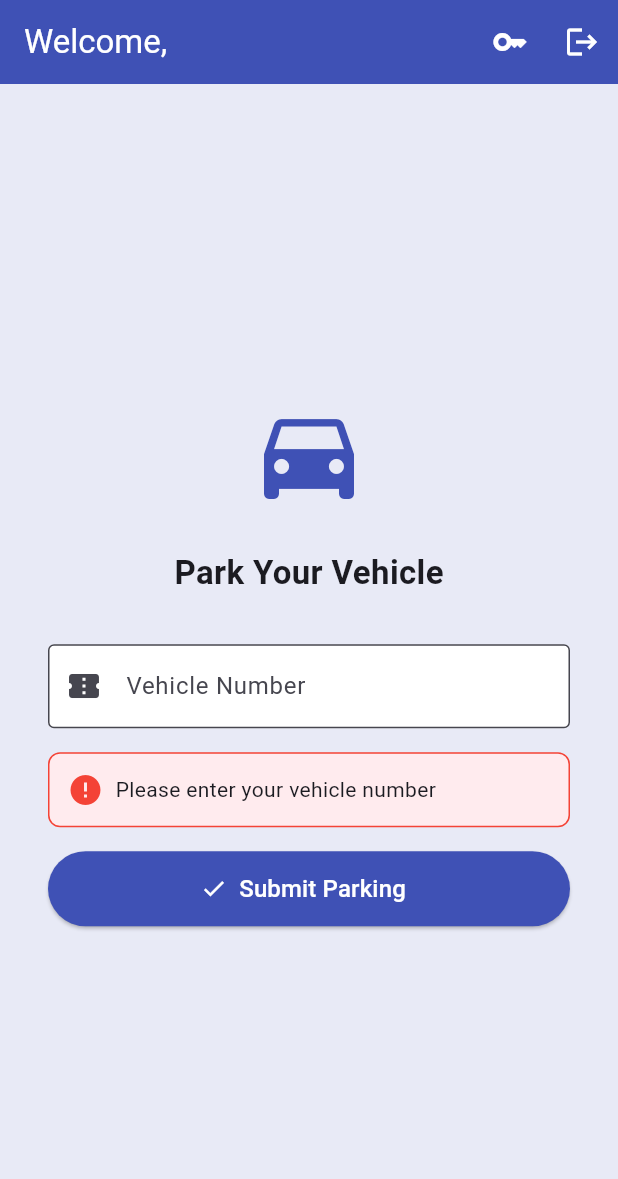
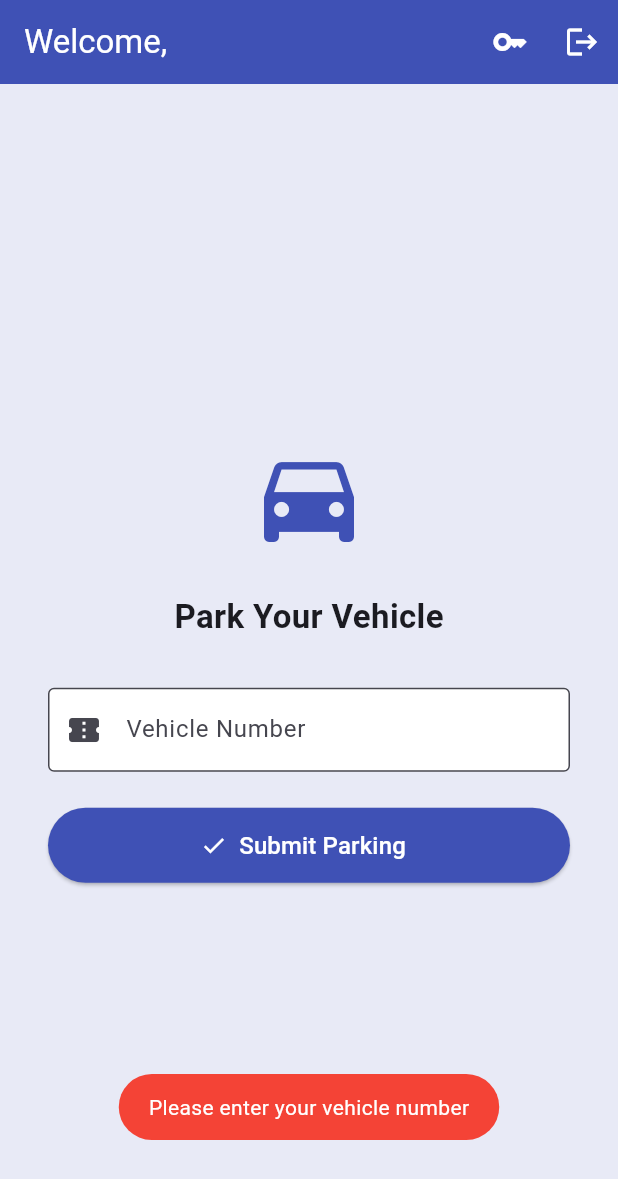
Before and after one commit to thirunavukkarasuthangaraj/mavens-park, a Flutter app: the EmployeeScreen screen opened directly with empty values, after a tap on "Submit Parking", on a phone screen of 412 x 824 dp. Shown: the top 1179 px of the screen. Run offline on Flutter 3.47's test engine with Material 3 defaults, Android fonts, the phone set to English and light mode, and no system bars; our stand-ins replace fluttertoast; network calls fail.

Commit message:
Add toast messages, crash-safe APIs, employee code login

```diff
--- a/flutter_app/lib/screens/employee_screen.dart
+++ b/flutter_app/lib/screens/employee_screen.dart
@@ -1,5 +1,6 @@
 import 'package:flutter/material.dart';
 import '../api_service.dart';
+import '../utils/toast.dart';
 import 'login_screen.dart';
 import 'change_password_screen.dart';
 
@@ -14,29 +15,25 @@ class EmployeeScreen extends StatefulWidget {
 class _EmployeeScreenState extends State<EmployeeScreen> {
   final _vehicleCtrl = TextEditingController();
   bool _loading      = false;
-  String _message    = '';
-  bool _success      = false;
 
   Future<void> _park() async {
     final vehicleNo = _vehicleCtrl.text.trim().toUpperCase();
     if (vehicleNo.isEmpty) {
-      setState(() { _message = 'Please enter your vehicle number'; _success = false; });
+      showError('Please enter your vehicle number');
       return;
     }
 
-    setState(() { _loading = true; _message = ''; });
+    setState(() => _loading = true);
 
-    try {
-      final result = await ApiService.parkVehicle(widget.userName, vehicleNo);
-      setState(() {
-        _success = result['success'] == true;
-        _message = result['message'] ?? 'Something went wrong';
-      });
-      if (_success) _vehicleCtrl.clear();
-    } catch (_) {
-      setState(() { _message = 'Connection error.'; _success = false; });
-    } finally {
-      setState(() => _loading = false);
+    final result = await ApiService.parkVehicle(widget.userName, vehicleNo);
+
+    setState(() => _loading = false);
+
+    if (result['success'] == true) {
+      showSuccess('Vehicle parked successfully');
+      _vehicleCtrl.clear();
+    } else {
+      showError(result['message'] ?? 'Failed to park vehicle');
     }
   }
 
@@ -89,26 +86,7 @@ class _EmployeeScreenState extends State<EmployeeScreen> {
                 hintText: 'e.g. ABC-1234',
               ),
             ),
-            const SizedBox(height: 16),
-            if (_message.isNotEmpty)
-              Container(
-                padding: const EdgeInsets.all(12),
-                decoration: BoxDecoration(
-                  color: _success ? Colors.green.shade50 : Colors.red.shade50,
-                  borderRadius: BorderRadius.circular(8),
-                  border: Border.all(
-                      color: _success ? Colors.green : Colors.red),
-                ),
-                child: Row(
-                  children: [
-                    Icon(_success ? Icons.check_circle : Icons.error,
-                        color: _success ? Colors.green : Colors.red),
-                    const SizedBox(width: 8),
-                    Expanded(child: Text(_message)),
-                  ],
-                ),
-              ),
-            const SizedBox(height: 16),
+            const SizedBox(height: 24),
             SizedBox(
               width: double.infinity,
               height: 50,
--- /dev/null
+++ b/flutter_app/lib/utils/toast.dart
@@ -0,0 +1,32 @@
+import 'package:fluttertoast/fluttertoast.dart';
+import 'package:flutter/material.dart';
+
+void showSuccess(String message) {
+  Fluttertoast.showToast(
+    msg: message,
+    backgroundColor: Colors.green,
+    textColor: Colors.white,
+    gravity: ToastGravity.BOTTOM,
+    toastLength: Toast.LENGTH_SHORT,
+  );
+}
+
+void showError(String message) {
+  Fluttertoast.showToast(
+    msg: message,
+    backgroundColor: Colors.red,
+    textColor: Colors.white,
+    gravity: ToastGravity.BOTTOM,
+    toastLength: Toast.LENGTH_LONG,
+  );
+}
+
+void showInfo(String message) {
+  Fluttertoast.showToast(
+    msg: message,
+    backgroundColor: Colors.indigo,
+    textColor: Colors.white,
+    gravity: ToastGravity.BOTTOM,
+    toastLength: Toast.LENGTH_SHORT,
+  );
+}
--- a/flutter_app/pubspec.yaml
+++ b/flutter_app/pubspec.yaml
@@ -13,6 +13,7 @@ dependencies:
   http: ^1.2.0
   shared_preferences: ^2.2.3
   crypto: ^3.0.3
+  fluttertoast: ^8.2.4
 
 flutter:
   uses-material-design: true
```
Also changed, not shown: flutter_app/lib/screens/admin_screen.dart (+13 -22 lines), flutter_app/lib/screens/change_password_screen.dart (+7 -11 lines).
